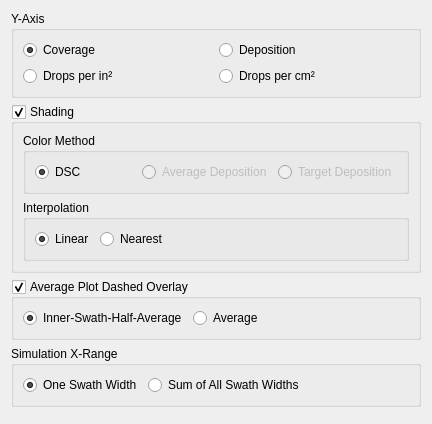
First picture: the form in resources/cardPlotOptions.ui, repository gill14/AccuPatt, before the edit.
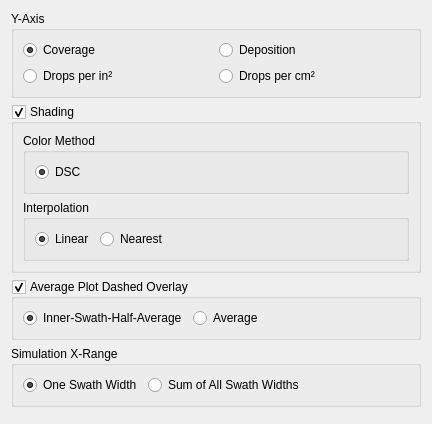
Second picture: the form after the edit.

Patch:
```diff
--- a/resources/cardPlotOptions.ui
+++ b/resources/cardPlotOptions.ui
@@ -88,26 +88,6 @@
            </property>
           </widget>
          </item>
-         <item>
-          <widget class="QRadioButton" name="rb_deposition_average">
-           <property name="enabled">
-            <bool>false</bool>
-           </property>
-           <property name="text">
-            <string>Average Deposition</string>
-           </property>
-          </widget>
-         </item>
-         <item>
-          <widget class="QRadioButton" name="rb_deposition_target">
-           <property name="enabled">
-            <bool>false</bool>
-           </property>
-           <property name="text">
-            <string>Target Deposition</string>
-           </property>
-          </widget>
-         </item>
         </layout>
        </widget>
       </item>
```
